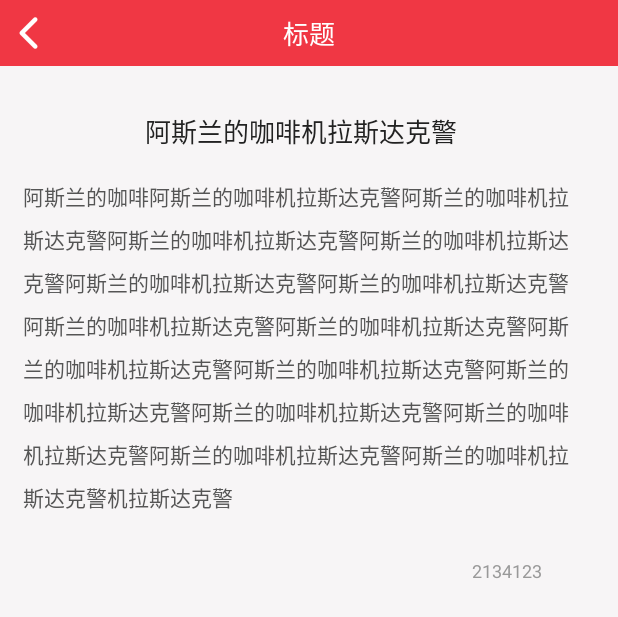
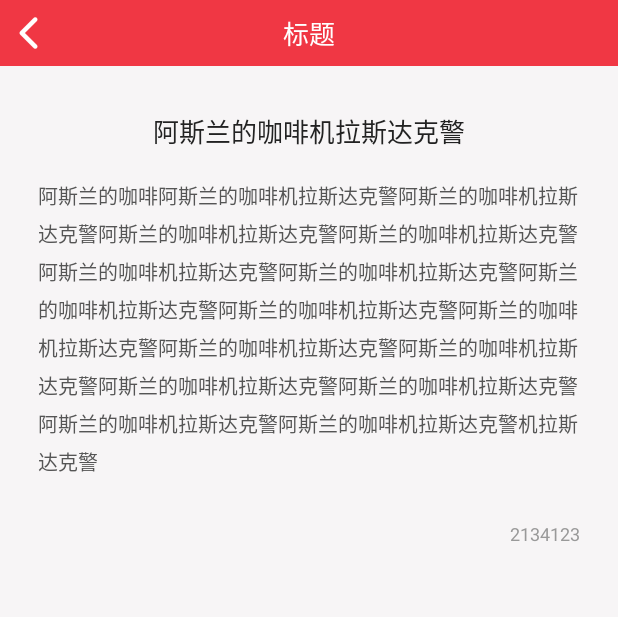
Before and after one commit to wangzhikk/caipiao, an Android app: the layout xiaoxi_xitong_xiangqing.xml on its own in the app's theme, with its tools: preview values and no code run, on a phone screen of 412 x 824 dp. Shown: the top 617 px of the screen. Run offline under Robolectric (Android 15) with nearby library versions, the phone set to English and light mode, and no system bars.

Commit message:
消息改版

```diff
--- a/app/src/main/res/layout/xiaoxi_xitong_xiangqing.xml
+++ b/app/src/main/res/layout/xiaoxi_xitong_xiangqing.xml
@@ -16,7 +16,7 @@
             android:layout_width="match_parent"
             android:layout_height="match_parent">
             <LinearLayout
-                android:paddingLeft="15dp"
+                android:paddingLeft="25dp"
                 android:paddingRight="25dp"
                 android:paddingBottom="15dp"
                 android:layout_width="match_parent"
@@ -35,8 +35,9 @@
                 <TextView
                     android:id="@+id/tv_xiaoxi_xiangqing_neirong"
                     style="@style/textview"
-                    android:lineSpacingExtra="8dp"
+                    android:lineSpacingExtra="6dp"
                     android:textColor="#555555"
+                    android:textSize="13dp"
                     tools:text="阿斯兰的咖啡阿斯兰的咖啡机拉斯达克警阿斯兰的咖啡机拉斯达克警阿斯兰的咖啡机拉斯达克警阿斯兰的咖啡机拉斯达克警阿斯兰的咖啡机拉斯达克警阿斯兰的咖啡机拉斯达克警阿斯兰的咖啡机拉斯达克警阿斯兰的咖啡机拉斯达克警阿斯兰的咖啡机拉斯达克警阿斯兰的咖啡机拉斯达克警阿斯兰的咖啡机拉斯达克警阿斯兰的咖啡机拉斯达克警阿斯兰的咖啡机拉斯达克警阿斯兰的咖啡机拉斯达克警阿斯兰的咖啡机拉斯达克警机拉斯达克警"
                     />
                 <TextView
@@ -48,7 +49,6 @@
                     tools:text="2134123"
                     android:gravity="right"
                     android:layout_marginTop="30dp"
-                    android:layout_marginRight="25dp"
                     />
             </LinearLayout>
 
```
